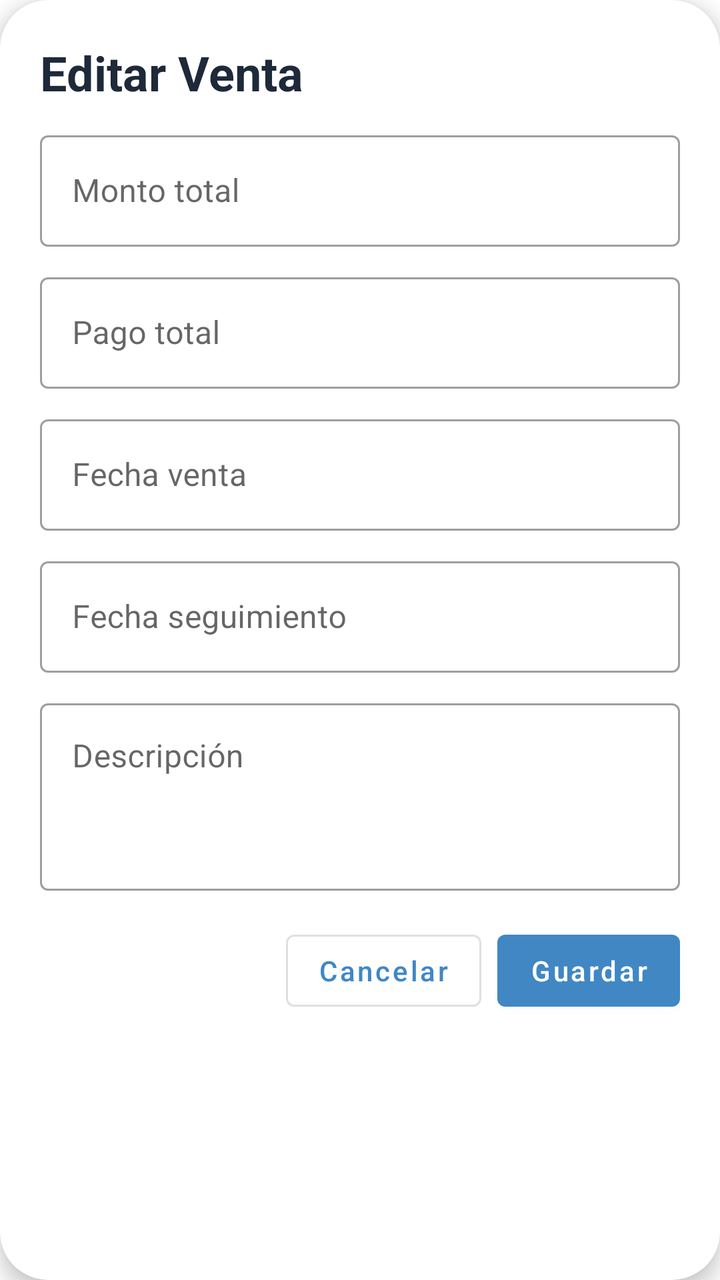
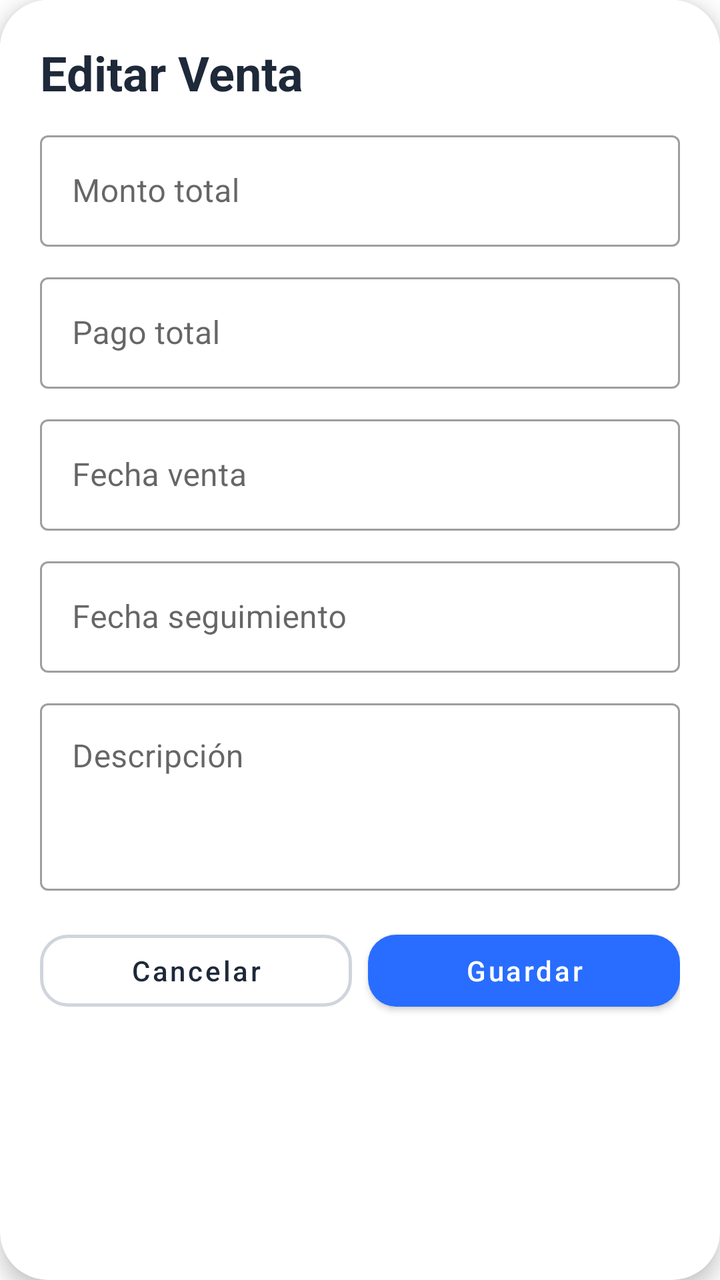

Two renders of the same Android screen: before a commit and after it. Below are the layout's source before the change and the commit's diff.
<!-- AndroidManifest.xml: application theme Theme.FollowUp -->
<!-- res/layout/dialog_editar_venta.xml -->
<?xml version="1.0" encoding="utf-8"?>
<com.google.android.material.card.MaterialCardView xmlns:android="http://schemas.android.com/apk/res/android"
    xmlns:app="http://schemas.android.com/apk/res-auto"
    android:layout_width="match_parent"
    android:layout_height="wrap_content"
    app:cardCornerRadius="24dp"
    app:cardElevation="6dp">

    
    <LinearLayout
        android:layout_width="match_parent"
        android:layout_height="wrap_content"
        android:orientation="vertical"
        android:padding="20dp">

        
        <TextView
            android:layout_width="wrap_content"
            android:layout_height="wrap_content"
            android:text="@string/editar_venta"
            android:textColor="@color/text_primary"
            android:textSize="24sp"
            android:textStyle="bold" />

        
        <com.google.android.material.textfield.TextInputLayout
            android:id="@+id/til_venta_monto_total"
            style="@style/Widget.MaterialComponents.TextInputLayout.OutlinedBox"
            android:layout_width="match_parent"
            android:layout_height="wrap_content"
            android:layout_marginTop="10dp"
            android:hint="@string/monto_total">

            <com.google.android.material.textfield.TextInputEditText
                android:id="@+id/tiet_venta_monto_total"
                android:layout_width="match_parent"
                android:layout_height="wrap_content"
                android:inputType="numberDecimal" />
        </com.google.android.material.textfield.TextInputLayout>

        
        <com.google.android.material.textfield.TextInputLayout
            android:id="@+id/til_venta_pago_total"
            style="@style/Widget.MaterialComponents.TextInputLayout.OutlinedBox"
            android:layout_width="match_parent"
            android:layout_height="wrap_content"
            android:layout_marginTop="10dp"
            android:hint="@string/pago_total">

            <com.google.android.material.textfield.TextInputEditText
                android:id="@+id/tiet_venta_pago_total"
                android:layout_width="match_parent"
                android:layout_height="wrap_content"
                android:inputType="numberDecimal" />
        </com.google.android.material.textfield.TextInputLayout>

        
        <com.google.android.material.textfield.TextInputLayout
            android:id="@+id/til_venta_fecha_venta"
            style="@style/Widget.MaterialComponents.TextInputLayout.OutlinedBox"
            android:layout_width="match_parent"
            android:layout_height="wrap_content"
            android:layout_marginTop="10dp"
            android:hint="@string/fecha_venta">

            <com.google.android.material.textfield.TextInputEditText
                android:id="@+id/tiet_venta_fecha_venta"
                android:layout_width="match_parent"
                android:layout_height="wrap_content"
                android:focusable="false"
                android:inputType="none" />
        </com.google.android.material.textfield.TextInputLayout>

        
        <com.google.android.material.textfield.TextInputLayout
            android:id="@+id/til_venta_fecha_seguimiento"
            style="@style/Widget.MaterialComponents.TextInputLayout.OutlinedBox"
            android:layout_width="match_parent"
            android:layout_height="wrap_content"
            android:layout_marginTop="10dp"
            android:hint="@string/fecha_seguimiento">

            <com.google.android.material.textfield.TextInputEditText
                android:id="@+id/tiet_venta_fecha_seguimiento"
                android:layout_width="match_parent"
                android:layout_height="wrap_content"
                android:focusable="false"
                android:inputType="none" />
        </com.google.android.material.textfield.TextInputLayout>

        
        <com.google.android.material.textfield.TextInputLayout
            android:id="@+id/til_venta_descripcion"
            style="@style/Widget.MaterialComponents.TextInputLayout.OutlinedBox"
            android:layout_width="match_parent"
            android:layout_height="wrap_content"
            android:layout_marginTop="10dp"
            android:hint="@string/descripcion">

            <com.google.android.material.textfield.TextInputEditText
                android:id="@+id/tiet_venta_descripcion"
                android:layout_width="match_parent"
                android:layout_height="wrap_content"
                android:gravity="top"
                android:inputType="textMultiLine"
                android:minLines="3" />
        </com.google.android.material.textfield.TextInputLayout>

        
        <LinearLayout
            android:layout_width="match_parent"
            android:layout_height="wrap_content"
            android:layout_marginTop="16dp"
            android:gravity="end"
            android:orientation="horizontal">

            <com.google.android.material.button.MaterialButton
                android:id="@+id/btn_cancelar_venta"
                style="@style/Widget.MaterialComponents.Button.OutlinedButton"
                android:layout_width="wrap_content"
                android:layout_height="wrap_content"
                android:text="@string/cancelar"
                android:textAllCaps="false" />

            <com.google.android.material.button.MaterialButton
                android:id="@+id/btn_guardar_venta"
                style="@style/Widget.MaterialComponents.Button"
                android:layout_width="wrap_content"
                android:layout_height="wrap_content"
                android:layout_marginStart="8dp"
                android:text="@string/guardar"
                android:textAllCaps="false" />

        </LinearLayout>

    </LinearLayout>

</com.google.android.material.card.MaterialCardView>
<!-- resources referenced by this layout -->
<resources>
  <color name="text_primary">#FF1E2939</color>
  <string name="cancelar">Cancelar</string>
  <string name="descripcion">Descripción</string>
  <string name="editar_venta">Editar Venta</string>
  <string name="fecha_seguimiento">Fecha seguimiento</string>
  <string name="fecha_venta">Fecha venta</string>
  <string name="guardar">Guardar</string>
  <string name="monto_total">Monto total</string>
  <string name="pago_total">Pago total</string>
  <style name="Theme.FollowUp" parent="Theme.MaterialComponents.DayNight.NoActionBar">
  
          
          <item name="colorPrimary">@color/primary_blue</item>
          <item name="colorPrimaryVariant">@color/primary_blue</item>
          <item name="colorOnPrimary">@color/white</item>
  
          
          <item name="android:windowBackground">@color/surface_primary</item>
  
          
          <item name="android:textColorPrimary">@color/text_primary</item>
          <item name="android:textColorSecondary">@color/text_secondary</item>
          <item name="android:textColorHint">@color/text_hint</item>
  
          
          <item name="boxStrokeColor">@color/primary_blue</item>
  
          
          <item name="materialAlertDialogTheme">@style/ThemeOverlay.FollowUp.Dialog</item>
  
      </style>
  <color name="primary_blue">#FF4087C4</color>
  <color name="white">#FFFFFFFF</color>
  <color name="surface_primary">#FFFFFFFF</color>
  <color name="text_secondary">#FF6C757D</color>
  <color name="text_hint">#FF999999</color>
  <style name="ThemeOverlay.FollowUp.Dialog" parent="ThemeOverlay.MaterialComponents.MaterialAlertDialog">
          <item name="android:background">@color/surface_primary</item>
      </style>
</resources>

<!-- the commit's change to res/layout/dialog_editar_venta.xml (unified diff, before → after) -->
@@ -11,6 +11,7 @@
         android:layout_width="match_parent"
         android:layout_height="wrap_content"
         android:orientation="vertical"
+        android:background="@drawable/bg_dialog_rounded"
         android:padding="20dp">
 
         
@@ -117,19 +118,28 @@
             <com.google.android.material.button.MaterialButton
                 android:id="@+id/btn_cancelar_venta"
                 style="@style/Widget.MaterialComponents.Button.OutlinedButton"
-                android:layout_width="wrap_content"
-                android:layout_height="wrap_content"
-                android:text="@string/cancelar"
-                android:textAllCaps="false" />
+                android:layout_width="0dp"
+                android:layout_height="48dp"
+                android:layout_weight="1"
+                android:text="Cancelar"
+                android:textAllCaps="false"
+                android:textColor="@color/text_primary"
+                app:cornerRadius="14dp"
+                android:layout_marginRight="8dp"
+                app:strokeColor="@color/surface_stroke"
+                app:strokeWidth="1.5dp"
+                app:backgroundTint="@color/surface_primary"  />
 
             <com.google.android.material.button.MaterialButton
                 android:id="@+id/btn_guardar_venta"
-                style="@style/Widget.MaterialComponents.Button"
-                android:layout_width="wrap_content"
-                android:layout_height="wrap_content"
-                android:layout_marginStart="8dp"
-                android:text="@string/guardar"
-                android:textAllCaps="false" />
+                android:layout_width="0dp"
+                android:layout_height="48dp"
+                android:layout_weight="1"
+                android:text="Guardar"
+                android:textAllCaps="false"
+                android:textColor="@color/always_white"
+                app:cornerRadius="14dp"
+                app:backgroundTint="@color/primary_blue_dark" />
 
         </LinearLayout>
 
<!-- resource entries referenced after the edit -->
@@ -1,39 +1,37 @@
 <!-- resources referenced by this layout -->
 <resources>
+  <color name="always_white">#FFFFFF</color>
+  <color name="primary_blue_dark">#FF286DFF</color>
   <color name="text_primary">#FF1E2939</color>
-  <string name="cancelar">Cancelar</string>
+  <!-- drawable bg_dialog_rounded (drawable) -->
+  <?xml version="1.0" encoding="utf-8"?>
+  <shape xmlns:android="http://schemas.android.com/apk/res/android"
+      android:shape="rectangle">
+      <solid android:color="@color/surface_secondary" />
+      <corners android:radius="14dp" />
+  </shape>
   <string name="descripcion">Descripción</string>
   <string name="editar_venta">Editar Venta</string>
   <string name="fecha_seguimiento">Fecha seguimiento</string>
   <string name="fecha_venta">Fecha venta</string>
-  <string name="guardar">Guardar</string>
   <string name="monto_total">Monto total</string>
   <string name="pago_total">Pago total</string>
   <style name="Theme.FollowUp" parent="Theme.MaterialComponents.DayNight.NoActionBar">
-  
-          
           <item name="colorPrimary">@color/primary_blue</item>
           <item name="colorPrimaryVariant">@color/primary_blue</item>
           <item name="colorOnPrimary">@color/white</item>
-  
-          
           <item name="android:windowBackground">@color/surface_primary</item>
-  
-          
           <item name="android:textColorPrimary">@color/text_primary</item>
           <item name="android:textColorSecondary">@color/text_secondary</item>
           <item name="android:textColorHint">@color/text_hint</item>
-  
-          
           <item name="boxStrokeColor">@color/primary_blue</item>
-  
-          
           <item name="materialAlertDialogTheme">@style/ThemeOverlay.FollowUp.Dialog</item>
-  
       </style>
+  <color name="surface_secondary">#FFFFFFFF</color>
   <color name="primary_blue">#FF4087C4</color>
   <color name="white">#FFFFFFFF</color>
   <color name="surface_primary">#FFFFFFFF</color>
+  <color name="surface_stroke">#FFD0D5DD</color>
   <color name="text_secondary">#FF6C757D</color>
   <color name="text_hint">#FF999999</color>
   <style name="ThemeOverlay.FollowUp.Dialog" parent="ThemeOverlay.MaterialComponents.MaterialAlertDialog">
